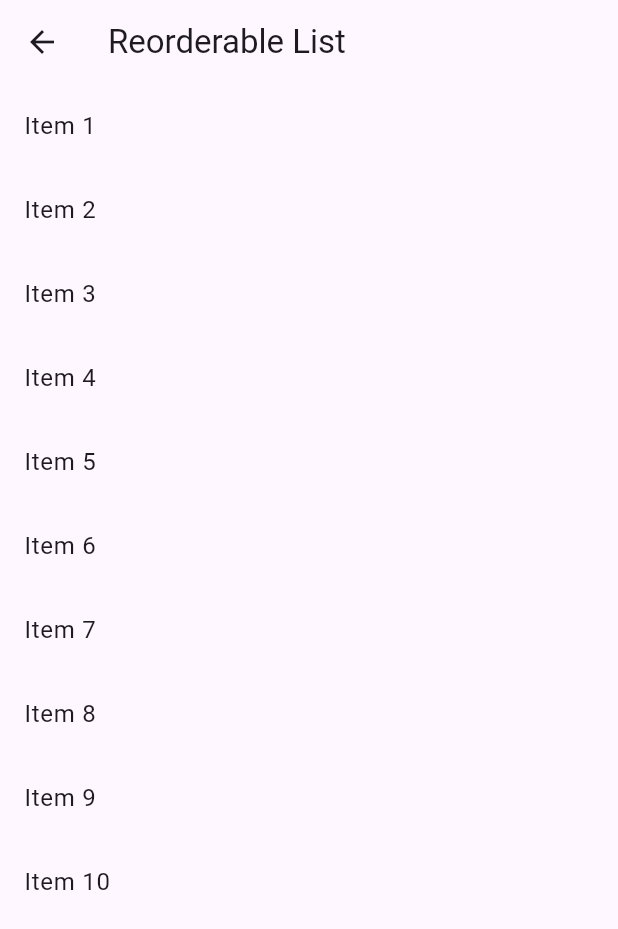
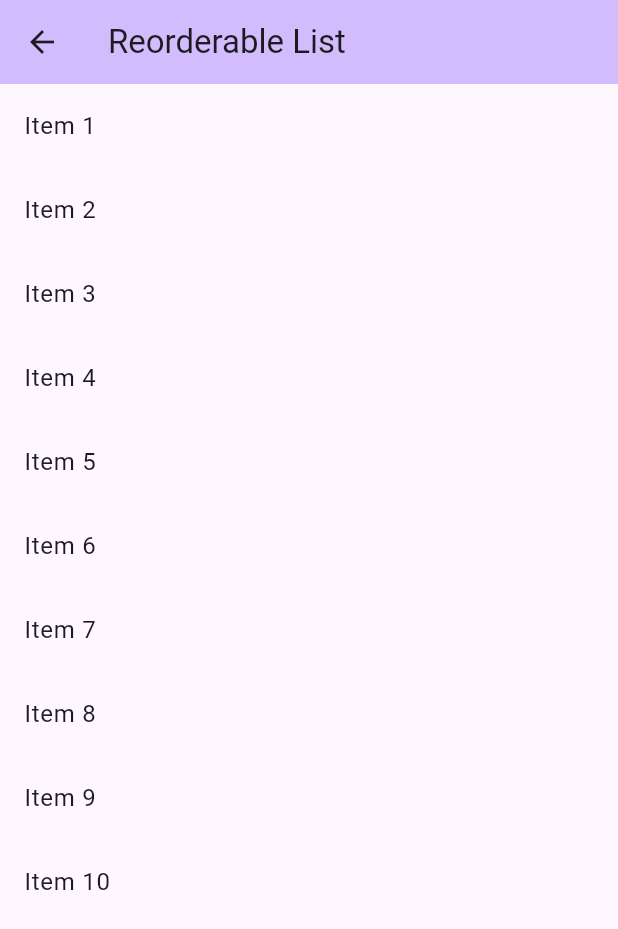
Before and after one commit to ClementPeter/widgets_demo, a Flutter app: the screen it shows after launch, after a tap on "Reorderable List", on a phone screen of 412 x 824 dp. Shown: the top 929 px of the screen. Run offline on Flutter 3.47's test engine with Material 2 defaults, Android fonts, the phone set to English and light mode, and no system bars.

```diff
--- a/lib/main.dart
+++ b/lib/main.dart
@@ -1,7 +1,8 @@
 import 'package:flutter/material.dart';
-import 'package:widgets_demo/responsive/layout_builder.dart';
+import 'package:widgets_demo/responsive_layout/desktop_body.dart';
+import 'package:widgets_demo/responsive_layout/layout_builder.dart';
 import 'package:widgets_demo/reorderble_list.dart';
-import 'package:widgets_demo/responsive/mobile_body.dart';
+import 'package:widgets_demo/responsive_layout/mobile_body.dart';
 
 void main() {
   runApp(const MyApp());
@@ -55,6 +56,7 @@ class _MyHomePageState extends State<MyHomePage> {
               },
               child: const Text("Reorderable List"),
             ),
+            const SizedBox(height: 20),
             ElevatedButton(
               onPressed: () {
                 Navigator.push(
--- a/lib/reorderble_list.dart
+++ b/lib/reorderble_list.dart
@@ -7,51 +7,51 @@ class ReorderableListPage extends StatelessWidget {
   Widget build(BuildContext context) {
     return Scaffold(
       appBar: AppBar(
-        // backgroundColor: Theme.of(context).colorScheme.inversePrimary,
+        backgroundColor: Theme.of(context).colorScheme.inversePrimary,
         title: const Text("Reorderable List"),
       ),
       body: ReorderableListView(
         onReorder: (oldIndex, newIndex) {},
-        children: [
+        children: const [
           ListTile(
-            key: const ValueKey(1),
-            title: const Text("Item 1"),
+            key: ValueKey(1),
+            title: Text("Item 1"),
           ),
           ListTile(
-            key: const ValueKey(2),
-            title: const Text("Item 2"),
+            key: ValueKey(2),
+            title: Text("Item 2"),
           ),
           ListTile(
-            key: const ValueKey(3),
-            title: const Text("Item 3"),
+            key: ValueKey(3),
+            title: Text("Item 3"),
           ),
           ListTile(
-            key: const ValueKey(4),
-            title: const Text("Item 4"),
+            key: ValueKey(4),
+            title: Text("Item 4"),
           ),
           ListTile(
-            key: const ValueKey(5),
-            title: const Text("Item 5"),
+            key: ValueKey(5),
+            title: Text("Item 5"),
           ),
           ListTile(
-            key: const ValueKey(6),
-            title: const Text("Item 6"),
+            key: ValueKey(6),
+            title: Text("Item 6"),
           ),
           ListTile(
-            key: const ValueKey(7),
-            title: const Text("Item 7"),
+            key: ValueKey(7),
+            title: Text("Item 7"),
           ),
           ListTile(
-            key: const ValueKey(8),
-            title: const Text("Item 8"),
+            key: ValueKey(8),
+            title: Text("Item 8"),
           ),
           ListTile(
-            key: const ValueKey(9),
-            title: const Text("Item 9"),
+            key: ValueKey(9),
+            title: Text("Item 9"),
           ),
           ListTile(
-            key: const ValueKey(10),
-            title: const Text("Item 10"),
+            key: ValueKey(10),
+            title: Text("Item 10"),
           ),
         ],
       ),
--- a/lib/responsive_layout/dimension.dart
+++ b/lib/responsive_layout/dimension.dart
@@ -0,0 +1,3 @@
+//set common device dimesion for mobile / tablet / desktop
+
+const mobileWidth = 600;
```
Also changed, not shown: lib/responsive_layout/desktop_body.dart (+65 -18 lines), lib/responsive_layout/layout_builder.dart (+2 -25 lines), lib/responsive_layout/mobile_body.dart (+17 -9 lines).
